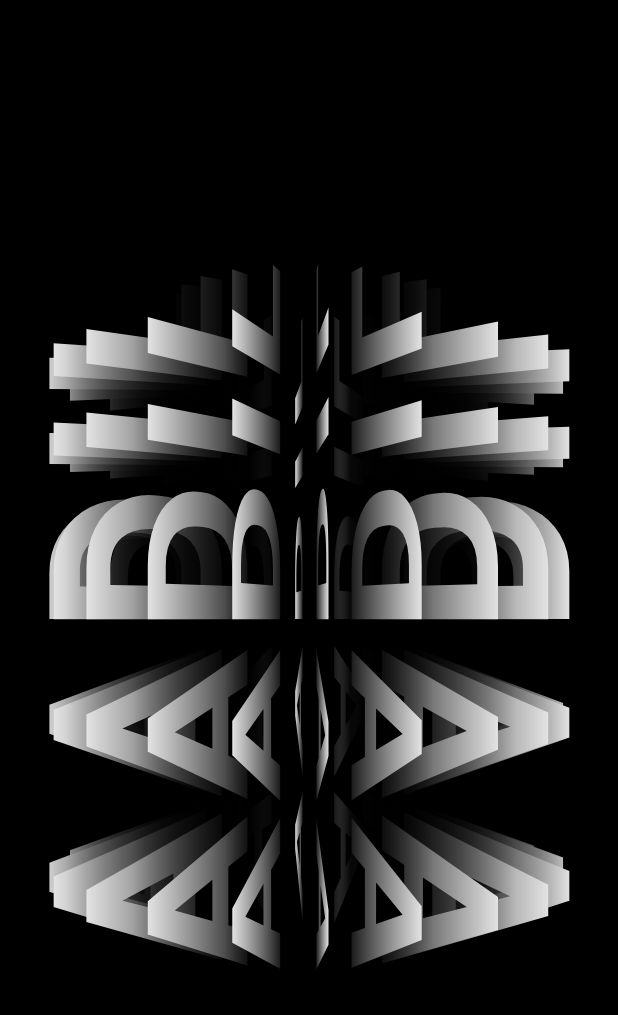
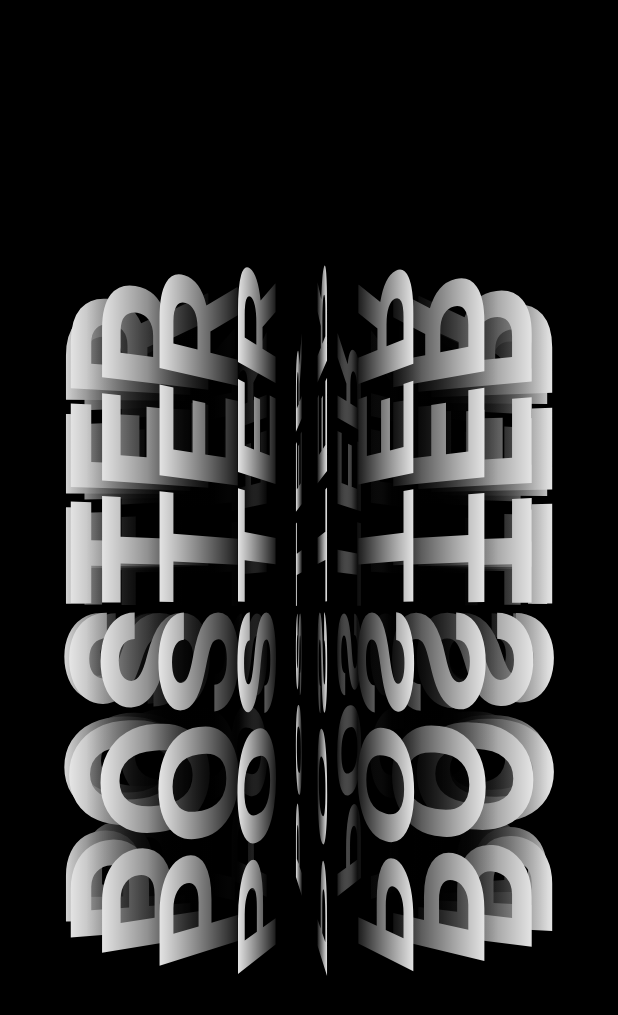
Before and after one commit to aman1210/FlutterUIChallenge, a Flutter app: the screen it shows after launch, on a phone screen of 412 x 824 dp. Shown: the top 1015 px of the screen. Run offline on Flutter 3.47's test engine with Material 2 defaults, Android fonts, the phone set to English and light mode, and no system bars; our stand-ins replace carousel_slider, line_awesome_icons, simple_animations.

Commit message:
adding screenshot

```diff
--- a/RotatingPoster/lib/text.dart
+++ b/RotatingPoster/lib/text.dart
@@ -7,11 +7,11 @@ class MainText extends StatelessWidget {
       quarterTurns: 3,
       child: Container(
         child: Text(
-          'AADIL',
+          'POSTER',
           style: TextStyle(
             color: Colors.white,
-            fontSize: 140,
-            letterSpacing: 10,
+            fontSize: 110,
+            // letterSpacing: 10,
             fontWeight: FontWeight.bold,
           ),
         ),
```
Also changed, not shown: 1 other file.
